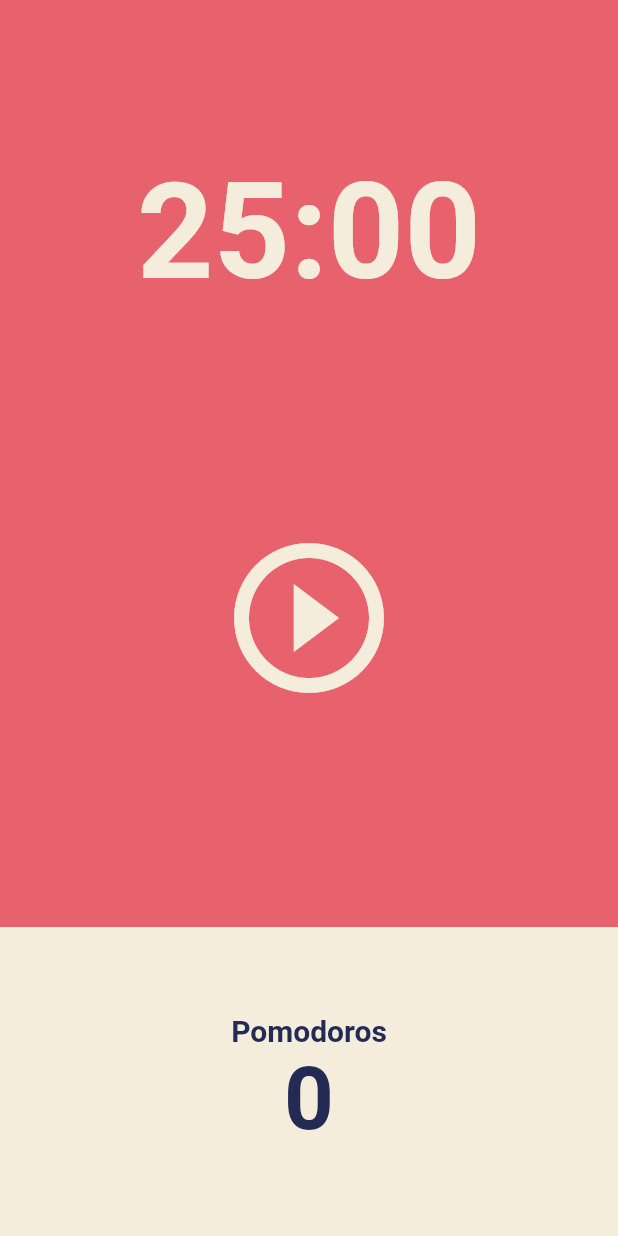
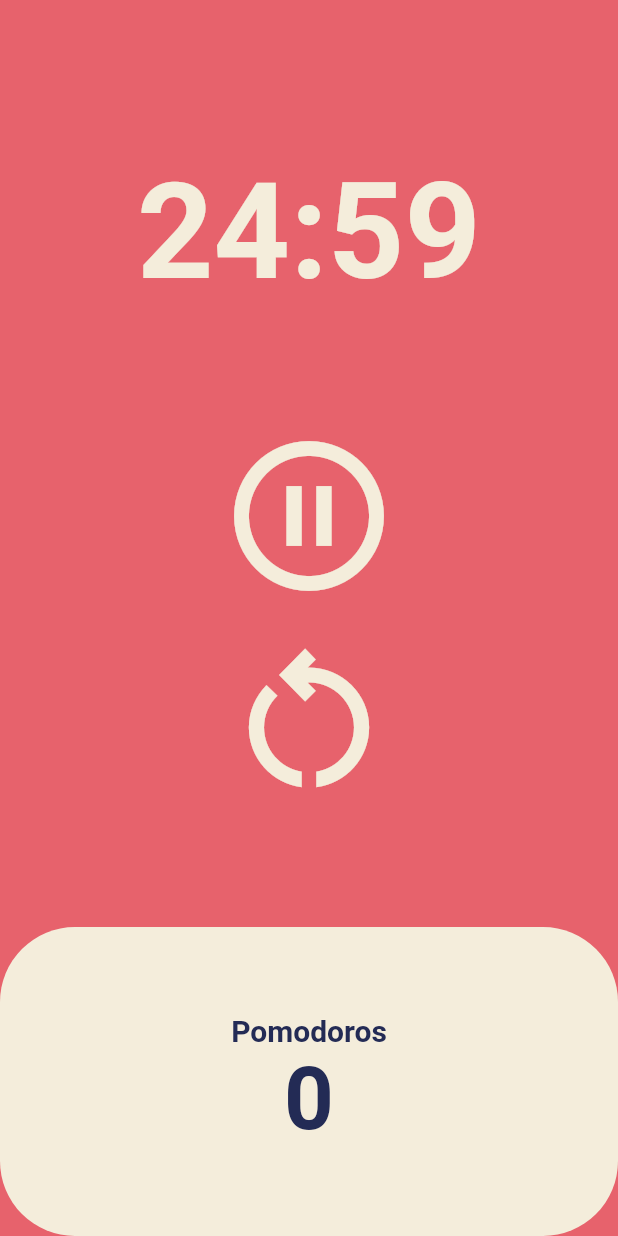
Before and after one commit to hari6180/flutter-learning, a Flutter app: the screen it shows after launch, after a tap on the "play circle outline" icon, on a phone screen of 412 x 824 dp. Run offline on Flutter 3.47's test engine with Material 2 defaults, Android fonts, the phone set to English and light mode, and no system bars.

Commit message:
add logics, reset button, delete old code

```diff
--- a/pomodoro/lib/screens/home_screen.dart
+++ b/pomodoro/lib/screens/home_screen.dart
@@ -1,3 +1,5 @@
+import 'dart:async';
+
 import 'package:flutter/material.dart';
 
 class HomeScreen extends StatefulWidget {
@@ -8,6 +10,57 @@
 }
 
 class _HomeScreenState extends State<HomeScreen> {
+  static const twentyFiveMinutes = 1500;
+  int totalSeconds = twentyFiveMinutes;
+  bool isRunning = false;
+  int totalPomodoros = 0;
+  late Timer timer;
+
+  void onTick(Timer timer) {
+    if (totalSeconds == 0) {
+      setState(() {
+        totalPomodoros = totalPomodoros + 1;
+        isRunning = false;
+        totalSeconds = twentyFiveMinutes;
+      });
+      timer.cancel();
+    } else {
+      setState(() {
+        totalSeconds = totalSeconds - 1;
+      });
+    }
+  }
+
+  void onStartPressed() {
+    timer = Timer.periodic(
+      const Duration(seconds: 1),
+      onTick,
+    );
+
+    setState(() {
+      isRunning = true;
+    });
+  }
+
+  void onPausePressed() {
+    timer.cancel();
+    setState(() {
+      isRunning = false;
+    });
+  }
+
+  void onResetPressed() {
+    setState(() {
+      isRunning = false;
+      totalSeconds = twentyFiveMinutes;
+    });
+  }
+
+  String format(int seconds) {
+    var duration = Duration(seconds: seconds);
+    return duration.toString().split(".").first.substring(2, 7);
+  }
+
   @override
   Widget build(BuildContext context) {
     return Scaffold(
@@ -19,7 +72,7 @@
             child: Container(
               alignment: Alignment.bottomCenter,
               child: Text(
-                '25:00',
+                format(totalSeconds),
                 style: TextStyle(
                   color: Theme.of(context).cardColor,
                   fontSize: 89,
@@ -31,13 +84,26 @@
           Flexible(
             flex: 2,
             child: Center(
-              child: IconButton(
-                iconSize: 120,
-                color: Theme.of(context).cardColor,
-                onPressed: () {},
-                icon: const Icon(
-                  Icons.play_circle_outline,
-                ),
+              child: Column(
+                mainAxisAlignment: MainAxisAlignment.center,
+                children: [
+                  IconButton(
+                    iconSize: 120,
+                    color: Theme.of(context).cardColor,
+                    onPressed: isRunning ? onPausePressed : onStartPressed,
+                    icon: Icon(
+                      isRunning
+                          ? Icons.pause_circle_outlined
+                          : Icons.play_circle_outline,
+                    ),
+                  ),
+                  IconButton(
+                    iconSize: 120,
+                    color: Theme.of(context).cardColor,
+                    onPressed: onResetPressed,
+                    icon: const Icon(Icons.restart_alt_outlined),
+                  ),
+                ],
               ),
             ),
           ),
@@ -49,6 +115,7 @@
                   child: Container(
                     decoration: BoxDecoration(
                       color: Theme.of(context).cardColor,
+                      borderRadius: BorderRadius.circular(50),
                     ),
                     child: Column(
                         mainAxisAlignment: MainAxisAlignment.center,
@@ -65,7 +132,7 @@
                             ),
                           ),
                           Text(
-                            '0',
+                            '$totalPomodoros',
                             style: TextStyle(
                               fontSize: 58,
                               fontWeight: FontWeight.w600,
```
Also changed, not shown: pomodoro/lib/main.dart (+0 -38 lines).
